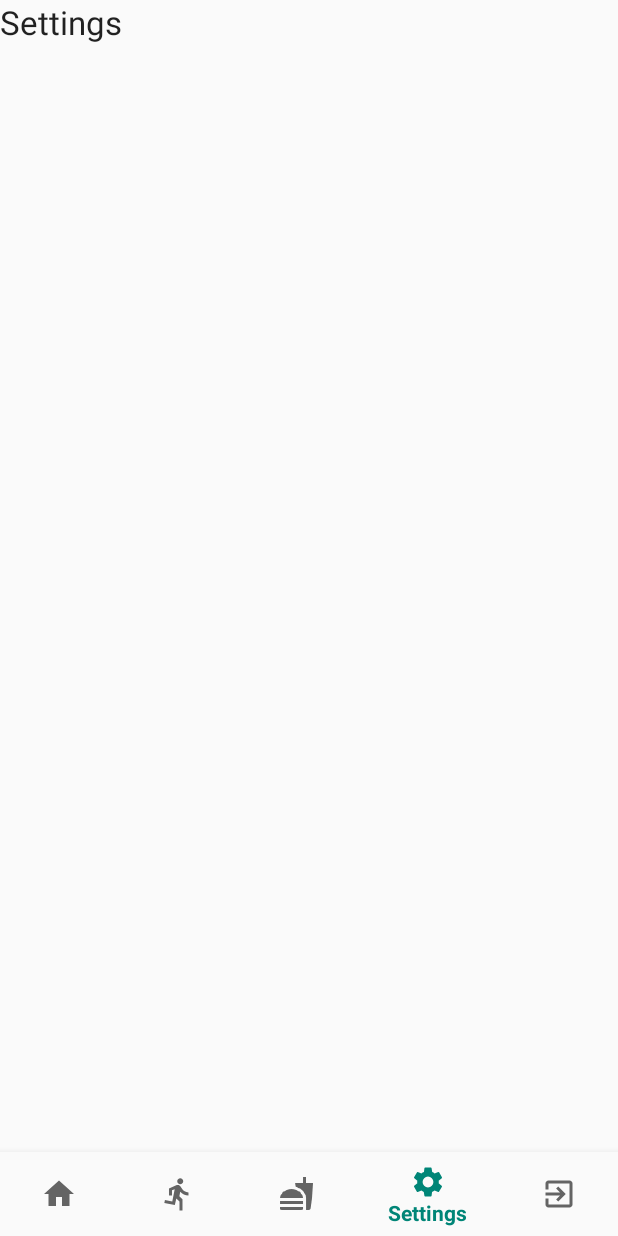
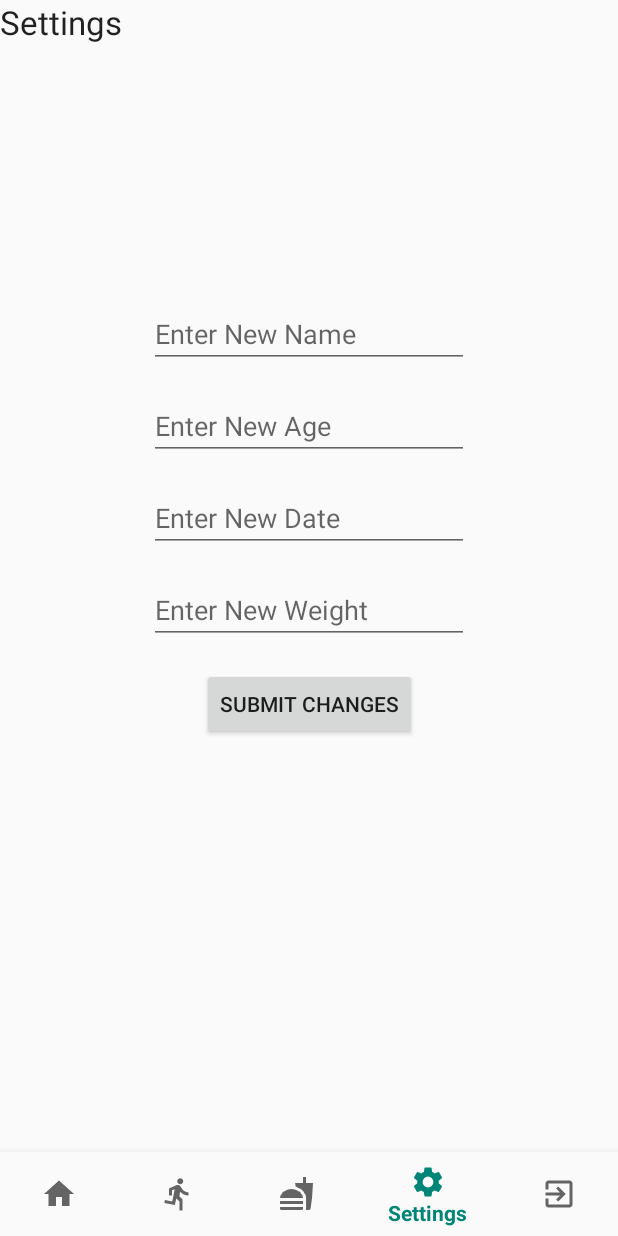
Before and after one commit to COP4331Group5/D2D_app, an Android app: the MainActivity screen opened directly, with no data from a screen before it, item 4 of the bottom bar chosen, on a phone screen of 412 x 824 dp. Run offline under Robolectric (Android 15) with nearby library versions, the phone set to English and light mode, and no system bars; our stand-ins replace Firebase (no records; nobody signed in at launch, a user with empty details on screens opened directly).

Commit message:
Settings UI and basic button functionality

```diff
--- a/D2D/app/src/main/java/com/google/cloud/solutions/d2d/MainActivity.java
+++ b/D2D/app/src/main/java/com/google/cloud/solutions/d2d/MainActivity.java
@@ -65,4 +65,8 @@ public class MainActivity extends AppCompatActivity implements BottomNavigationV
 
         return loadFragment(fragment);
     }
+
+    public void settingsOptions(View view) {
+
+    }
 }
--- a/D2D/app/src/main/res/layout/fragment_settings.xml
+++ b/D2D/app/src/main/res/layout/fragment_settings.xml
@@ -1,11 +1,96 @@
 <?xml version="1.0" encoding="utf-8"?>
-<RelativeLayout xmlns:android="http://schemas.android.com/apk/res/android"
-    android:layout_width="match_parent" android:layout_height="match_parent">
+<android.support.constraint.ConstraintLayout xmlns:android="http://schemas.android.com/apk/res/android"
+    xmlns:app="http://schemas.android.com/apk/res-auto"
+    xmlns:tools="http://schemas.android.com/tools"
+    android:id="@+id/relativeLayout"
+    android:layout_width="match_parent"
+    android:layout_height="match_parent">
 
     <TextView
+        android:id="@+id/textView"
+        android:layout_width="wrap_content"
+        android:layout_height="wrap_content"
         android:text="@string/title_settings"
         android:textAppearance="@style/Base.TextAppearance.AppCompat.Large"
+        app:layout_constraintStart_toStartOf="parent"
+        app:layout_constraintTop_toTopOf="parent" />
+
+    <EditText
+        android:id="@+id/settings_editName"
         android:layout_width="wrap_content"
-        android:layout_height="wrap_content" />
+        android:layout_height="wrap_content"
+        android:layout_marginStart="16dp"
+        android:layout_marginLeft="16dp"
+        android:layout_marginTop="200dp"
+        android:layout_marginEnd="16dp"
+        android:layout_marginRight="16dp"
+        android:ems="10"
+        android:hint="Enter New Name"
+        android:inputType="textPersonName"
+        app:layout_constraintEnd_toEndOf="parent"
+        app:layout_constraintStart_toStartOf="parent"
+        app:layout_constraintTop_toTopOf="parent" />
 
-</RelativeLayout>
+    <EditText
+        android:id="@+id/settings_editAge"
+        android:layout_width="wrap_content"
+        android:layout_height="wrap_content"
+        android:layout_marginStart="16dp"
+        android:layout_marginLeft="16dp"
+        android:layout_marginTop="16dp"
+        android:layout_marginEnd="16dp"
+        android:layout_marginRight="16dp"
+        android:ems="10"
+        android:hint="Enter New Age"
+        android:inputType="numberSigned"
+        app:layout_constraintEnd_toEndOf="parent"
+        app:layout_constraintStart_toStartOf="parent"
+        app:layout_constraintTop_toBottomOf="@+id/settings_editName" />
+
+    <EditText
+        android:id="@+id/settings_editWeight"
+        android:layout_width="wrap_content"
+        android:layout_height="wrap_content"
+        android:layout_marginStart="16dp"
+        android:layout_marginLeft="16dp"
+        android:layout_marginTop="16dp"
+        android:layout_marginEnd="16dp"
+        android:layout_marginRight="16dp"
+        android:ems="10"
+        android:hint="Enter New Weight"
+        android:inputType="numberDecimal"
+        app:layout_constraintEnd_toEndOf="parent"
+        app:layout_constraintStart_toStartOf="parent"
+        app:layout_constraintTop_toBottomOf="@+id/settings_editBday" />
+
+    <EditText
+        android:id="@+id/settings_editBday"
+        android:layout_width="wrap_content"
+        android:layout_height="wrap_content"
+        android:layout_marginStart="16dp"
+        android:layout_marginLeft="16dp"
+        android:layout_marginTop="16dp"
+        android:layout_marginEnd="16dp"
+        android:layout_marginRight="16dp"
+        android:ems="10"
+        android:hint="Enter New Date"
+        android:inputType="date"
+        app:layout_constraintEnd_toEndOf="parent"
+        app:layout_constraintStart_toStartOf="parent"
+        app:layout_constraintTop_toBottomOf="@+id/settings_editAge" />
+
+    <Button
+        android:id="@+id/button"
+        android:layout_width="wrap_content"
+        android:layout_height="wrap_content"
+        android:layout_marginStart="16dp"
+        android:layout_marginLeft="16dp"
+        android:layout_marginTop="16dp"
+        android:layout_marginEnd="16dp"
+        android:layout_marginRight="16dp"
+        android:text="Submit Changes"
+        app:layout_constraintEnd_toEndOf="parent"
+        app:layout_constraintStart_toStartOf="parent"
+        app:layout_constraintTop_toBottomOf="@+id/settings_editWeight" />
+
+</android.support.constraint.ConstraintLayout>
```
Also changed, not shown: 1 other file.
